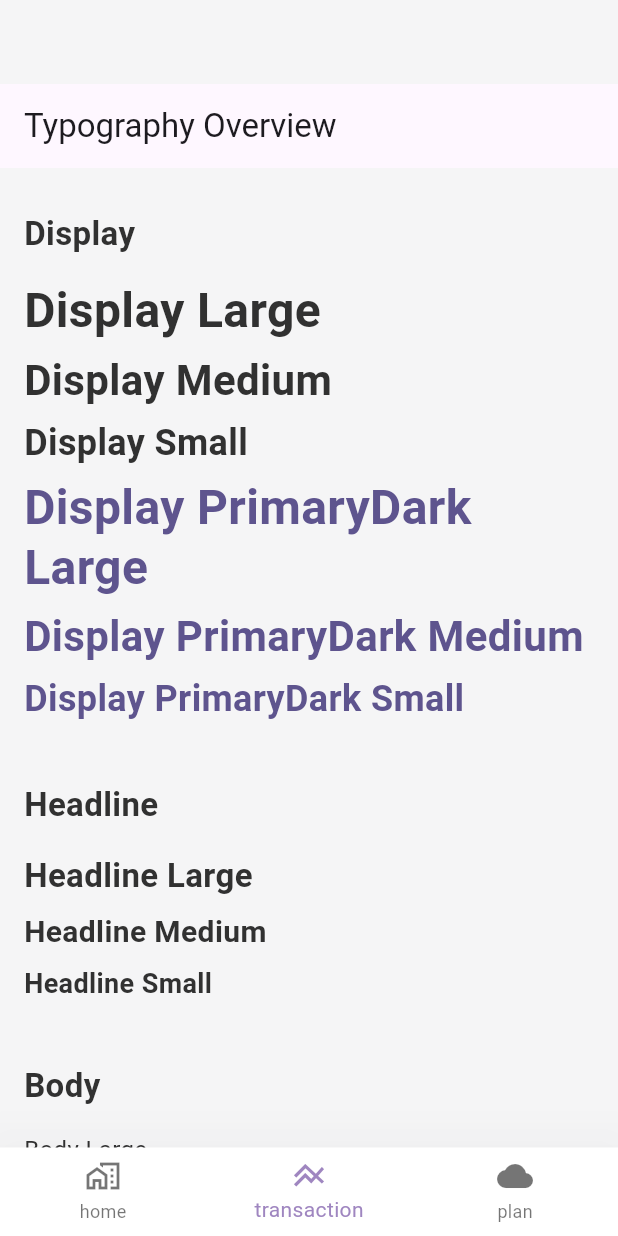
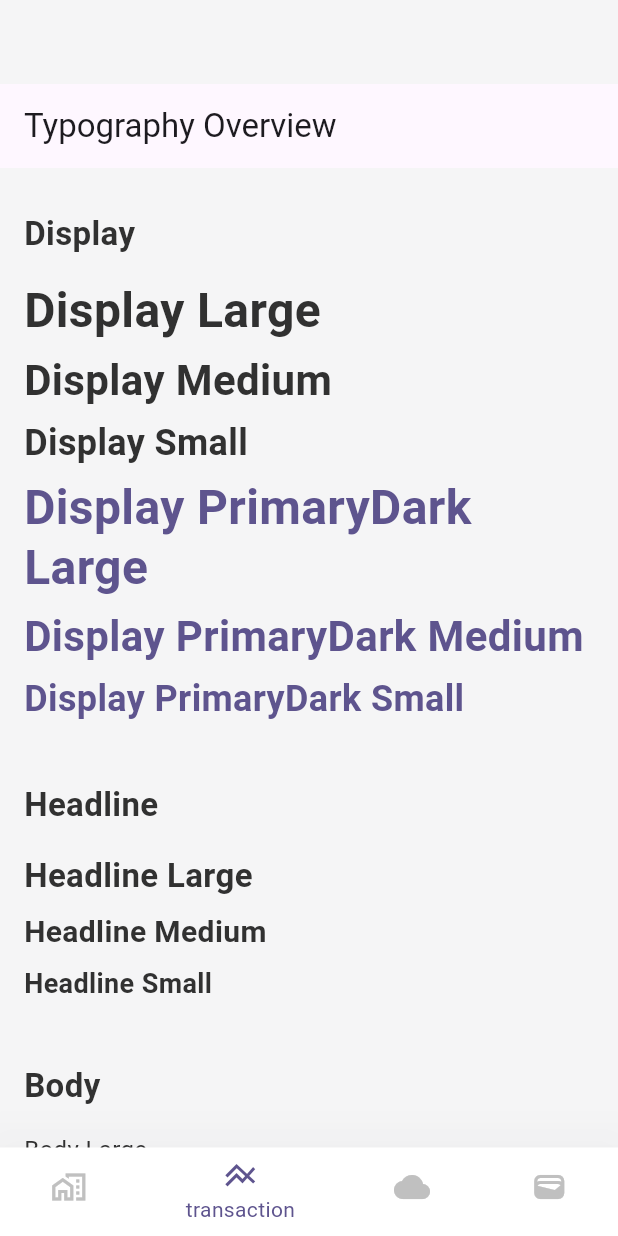
Before and after one commit to aofattaporn/budgetwise-app, a Flutter app: the screen it shows after launch, item 2 of the bottom bar chosen, on a phone screen of 412 x 824 dp. Run offline on Flutter 3.47's test engine with Material 3 defaults, Android fonts, the phone set to English and light mode, and no system bars; our stand-ins replace equatable, flutter_bloc, flutter_dotenv, get_it, logger, skeletonizer and 1 more; accounts and stored records are empty.

```diff
--- a/lib/src/core/constant/route_constant.dart
+++ b/lib/src/core/constant/route_constant.dart
@@ -2,4 +2,5 @@ class RouteConstant {
   static const String home = '/home';
   static const String transaction = '/transaction';
   static const String plan = '/plan';
+  static const String account = '/account';
 }
--- a/lib/src/domain/usecase/tab_screen_usecase.dart
+++ b/lib/src/domain/usecase/tab_screen_usecase.dart
@@ -10,6 +10,8 @@ class TabScreenUseCase {
         return RouteConstant.transaction;
       case 2:
         return RouteConstant.plan;
+      case 3:
+        return RouteConstant.account;
       default:
         return RouteConstant.home;
     }
@@ -23,6 +25,8 @@ class TabScreenUseCase {
         return 1;
       case RouteConstant.plan:
         return 2;
+      case RouteConstant.account:
+        return 3;
       default:
         return -1;
     }
--- a/lib/src/presentation/screens/main_screen.dart
+++ b/lib/src/presentation/screens/main_screen.dart
@@ -21,16 +21,24 @@ class MainScreen extends StatelessWidget {
     List<BottomNavigationBarItem> navBarItems() {
       return [
         BottomNavigationBarItem(
+          backgroundColor: AppColors.white,
           icon: const Icon(Icons.home_work_outlined),
           label: StringUtil.replacePath(RouteConstant.home),
         ),
         BottomNavigationBarItem(
+          backgroundColor: AppColors.white,
           icon: const Icon(Icons.line_axis),
           label: StringUtil.replacePath(RouteConstant.transaction),
         ),
         BottomNavigationBarItem(
+          backgroundColor: AppColors.white,
           icon: const Icon(Icons.cloud),
           label: StringUtil.replacePath(RouteConstant.plan),
+        ),
+        BottomNavigationBarItem(
+          backgroundColor: AppColors.white,
+          icon: const Icon(Icons.wallet),
+          label: StringUtil.replacePath(RouteConstant.account),
         ),
       ];
     }
@@ -51,7 +59,8 @@ class MainScreen extends StatelessWidget {
             elevation: 40,
             backgroundColor: AppColors.white,
             currentIndex: tabScreenUseCase.getTabIndex(state.tabScreen),
-            selectedItemColor: Theme.of(context).primaryColor,
+            selectedItemColor: AppColors.primaryDark,
+            unselectedItemColor: AppColors.grayLigth_2,
             items: navBarItems(),
             onTap: (index) {
               final tabName = tabScreenUseCase.getTabName(index);
--- a/lib/src/presentation/theme/app_colors.dart
+++ b/lib/src/presentation/theme/app_colors.dart
@@ -11,6 +11,7 @@ class AppColors {
   static const dark = Color.fromRGBO(49, 49, 49, 1);
   static const transparent = Colors.transparent;
   static const grayLigth = Color.fromARGB(255, 241, 241, 241);
+  static const grayLigth_2 = Color.fromARGB(255, 192, 192, 192);
 
   static const Color primary = Color(0xFF9F86C0);
   static const Color primaryDark = Color(0xFF5E548E);
```
